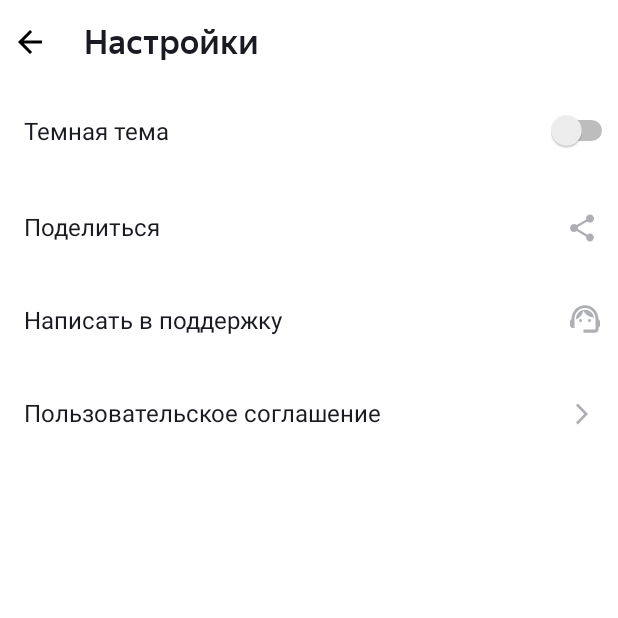
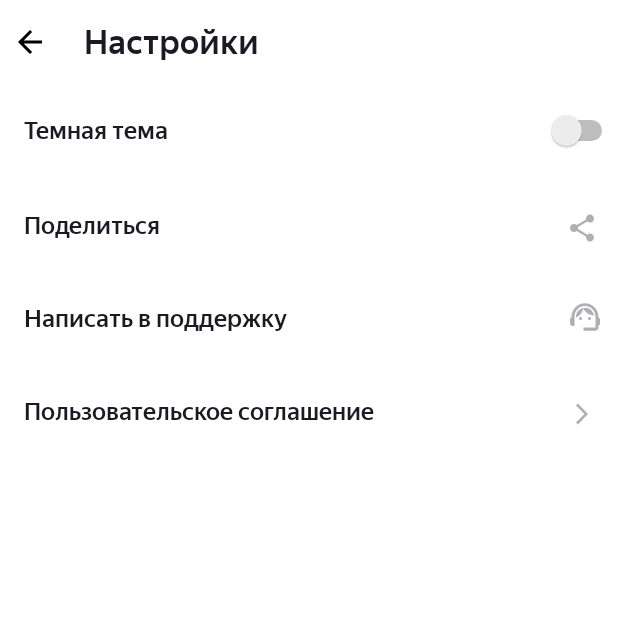
Before and after one commit to darkelf007/PlaylistMaker, an Android app: the SettingsActivity screen opened directly, with no data from a screen before it, on a phone screen of 412 x 824 dp, the top half of it. Run offline under Robolectric (Android 15) with nearby library versions, the phone set to English and light mode, and no system bars.

Commit message:
30.01.2024 fix2

```diff
--- a/app/src/main/res/layout/activity_settings.xml
+++ b/app/src/main/res/layout/activity_settings.xml
@@ -30,7 +30,6 @@
             android:id="@+id/textSettings"
             android:layout_width="match_parent"
             android:layout_height="wrap_content"
-            android:fontFamily="@font/yandexsanstextmedium"
             android:text="@string/settings"
             android:textSize="@dimen/text_size_22" />
 
@@ -48,8 +47,7 @@
             android:layout_gravity="center|start"
             android:layout_marginStart="@dimen/dp_16"
             android:text="@string/dark_theme"
-            android:textSize="@dimen/text_size_16"
-            tools:fontFamily="@font/yandexsanstextmedium" />
+            android:textSize="@dimen/text_size_16" />
 
         <Switch
             android:id="@+id/switchTheme"
@@ -75,7 +73,6 @@
                 android:text="@string/to_share"
                 android:textSize="@dimen/text_size_16"
                 android:layout_marginEnd="@dimen/dp_12"
-                tools:fontFamily="@font/yandexsanstextmedium"
                 app:drawableRightCompat="@drawable/to_share"/>
 
         </FrameLayout>
@@ -94,8 +91,7 @@
                 android:layout_marginEnd="@dimen/dp_12"
                 android:text="@string/write_to_support"
                 android:textSize="@dimen/text_size_16"
-                app:drawableRightCompat="@drawable/group"
-                tools:fontFamily="@font/yandexsanstextmedium" />
+                app:drawableRightCompat="@drawable/group" />
 
         </FrameLayout>
         <FrameLayout
@@ -113,8 +109,7 @@
                 android:layout_marginEnd="@dimen/dp_12"
                 android:text="@string/user_agreement"
                 android:textSize="@dimen/text_size_16"
-                app:drawableRightCompat="@drawable/button"
-                tools:fontFamily="@font/yandexsanstextmedium" />
+                app:drawableRightCompat="@drawable/button" />
 
         </FrameLayout>
 
--- a/app/src/main/res/values-night/themes.xml
+++ b/app/src/main/res/values-night/themes.xml
@@ -6,11 +6,13 @@
         <item name="android:colorBackground">@color/black</item>
         <item name="android:iconTint">@color/white</item>
         <item name="android:editTextColor">@color/black</item>
+        <item name="android:fontFamily">@font/yandexsanstextmedium</item>
     </style>
 
     <style name="Main.Activity.Theme" parent="Theme.Material3.DayNight.NoActionBar">
         <item name="android:windowFullscreen">true</item>
         <item name="android:colorBackground">@color/black</item>
+        <item name="android:fontFamily">@font/yandexsanstextmedium</item>
     </style>
 
     <style name="Theme.PlaylistMaker" parent="Base.Theme.PlaylistMaker" />
--- a/app/src/main/res/values/styles.xml
+++ b/app/src/main/res/values/styles.xml
@@ -4,7 +4,6 @@
         <item name="android:layout_width">match_parent</item>
         <item name="android:layout_height">wrap_content</item>
         <item name="android:layout_weight">1</item>
-        <item name="android:fontFamily">@font/yandexsanstextmedium</item>
         <item name="android:textAllCaps">false</item>
         <item name="android:textColor">@color/dark_blue</item>
         <item name="android:textSize">@dimen/text_size_22</item>
--- a/app/src/main/res/values/themes.xml
+++ b/app/src/main/res/values/themes.xml
@@ -4,12 +4,14 @@
         <item name="android:windowFullscreen">true</item>
         <item name="android:textColor">@color/dark_blue</item>
         <item name="android:colorBackground">@color/white</item>
+        <item name="android:fontFamily">@font/yandexsanstextmedium</item>
     </style>
 
     <style name="Main.Activity.Theme" parent="Theme.Material3.Light.NoActionBar">
         <item name="android:navigationBarColor">@color/blue</item>
         <item name="android:windowFullscreen">true</item>
         <item name="android:colorBackground">@color/blue</item>
+        <item name="android:fontFamily">@font/yandexsanstextmedium</item>
     </style>
 
     <style name="Theme.PlaylistMaker" parent="Base.Theme.PlaylistMaker" />
```
Also changed, not shown: app/src/main/res/layout/activity_main.xml (+9 -0 lines).
